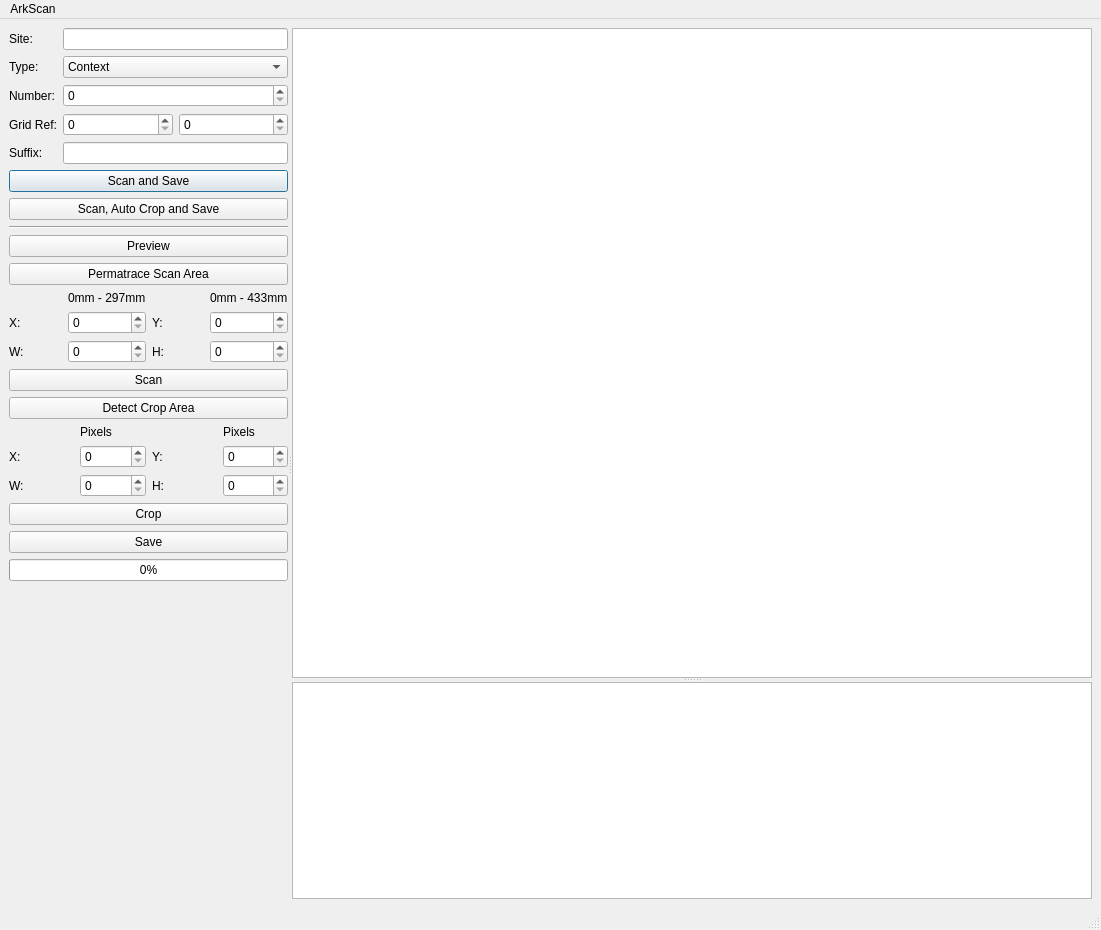
Above: ArkScanMainWindow.ui from lparchaeology/ArkScan before the change. Below: the same form after it.
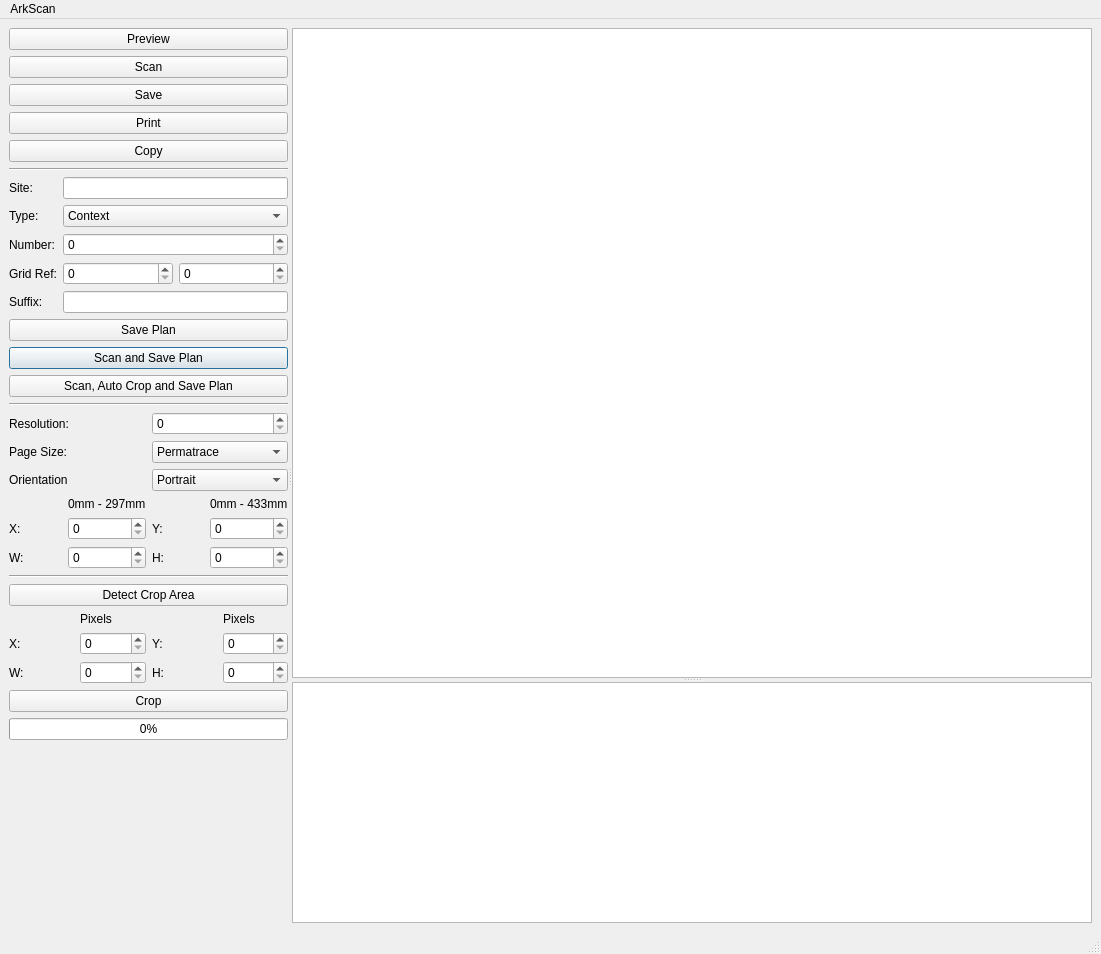
That is the form after the change. Custom widgets are drawn as their Qt base class.

Commit message: GUI changes to allow normal page scanning

Patch:
```diff
--- a/ArkScanMainWindow.ui
+++ b/ArkScanMainWindow.ui
@@ -7,7 +7,7 @@
     <x>0</x>
     <y>0</y>
     <width>1101</width>
-    <height>930</height>
+    <height>954</height>
    </rect>
   </property>
   <property name="windowTitle">
@@ -26,7 +26,49 @@
       <widget class="QWidget" name="layoutWidget">
        <layout class="QVBoxLayout" name="verticalLayout">
         <item>
-         <layout class="QFormLayout" name="formLayout">
+         <widget class="QPushButton" name="m_previewButton">
+          <property name="text">
+           <string>Preview</string>
+          </property>
+         </widget>
+        </item>
+        <item>
+         <widget class="QPushButton" name="m_scanButton">
+          <property name="text">
+           <string>Scan</string>
+          </property>
+         </widget>
+        </item>
+        <item>
+         <widget class="QPushButton" name="m_saveButton">
+          <property name="text">
+           <string>Save</string>
+          </property>
+         </widget>
+        </item>
+        <item>
+         <widget class="QPushButton" name="pushButton">
+          <property name="text">
+           <string>Print</string>
+          </property>
+         </widget>
+        </item>
+        <item>
+         <widget class="QPushButton" name="pushButton_2">
+          <property name="text">
+           <string>Copy</string>
+          </property>
+         </widget>
+        </item>
+        <item>
+         <widget class="Line" name="line_2">
+          <property name="orientation">
+           <enum>Qt::Horizontal</enum>
+          </property>
+         </widget>
+        </item>
+        <item>
+         <layout class="QGridLayout" name="gridLayout_3">
           <item row="0" column="0">
            <widget class="QLabel" name="m_siteLabel">
             <property name="text">
@@ -159,7 +201,14 @@
         <item>
          <widget class="QPushButton" name="m_scanSaveButton">
           <property name="text">
-           <string>Scan and Save</string>
+           <string>Save Plan</string>
+          </property>
+         </widget>
+        </item>
+        <item>
+         <widget class="QPushButton" name="m_scanSavePlanButton">
+          <property name="text">
+           <string>Scan and Save Plan</string>
           </property>
           <property name="default">
            <bool>true</bool>
@@ -169,7 +218,7 @@
         <item>
          <widget class="QPushButton" name="m_allButton">
           <property name="text">
-           <string>Scan, Auto Crop and Save</string>
+           <string>Scan, Auto Crop and Save Plan</string>
           </property>
          </widget>
         </item>
@@ -181,18 +230,70 @@
          </widget>
         </item>
         <item>
-         <widget class="QPushButton" name="m_previewButton">
-          <property name="text">
-           <string>Preview</string>
-          </property>
-         </widget>
-        </item>
-        <item>
-         <widget class="QPushButton" name="m_defaultScanAreaButton">
-          <property name="text">
-           <string>Permatrace Scan Area</string>
-          </property>
-         </widget>
+         <layout class="QGridLayout" name="gridLayout_2">
+          <item row="0" column="0">
+           <widget class="QLabel" name="m_resolutionLabel">
+            <property name="text">
+             <string>Resolution:</string>
+            </property>
+           </widget>
+          </item>
+          <item row="0" column="1">
+           <widget class="QSpinBox" name="m_resolutionSpin"/>
+          </item>
+          <item row="1" column="0">
+           <widget class="QLabel" name="m_pageSizeLabel">
+            <property name="text">
+             <string>Page Size:</string>
+            </property>
+           </widget>
+          </item>
+          <item row="1" column="1">
+           <widget class="QComboBox" name="m_pageSizeCombo">
+            <item>
+             <property name="text">
+              <string>Permatrace</string>
+             </property>
+            </item>
+            <item>
+             <property name="text">
+              <string>A3</string>
+             </property>
+            </item>
+            <item>
+             <property name="text">
+              <string>A4</string>
+             </property>
+            </item>
+            <item>
+             <property name="text">
+              <string>A5</string>
+             </property>
+            </item>
+           </widget>
+          </item>
+          <item row="2" column="0">
+           <widget class="QLabel" name="m_orientationLabel">
+            <property name="text">
+             <string>Orientation</string>
+            </property>
+           </widget>
+          </item>
+          <item row="2" column="1">
+           <widget class="QComboBox" name="m_orientationCombo">
+            <item>
+             <property name="text">
+              <string>Portrait</string>
+             </property>
+            </item>
+            <item>
+             <property name="text">
+              <string>Landscape</string>
+             </property>
+            </item>
+           </widget>
+          </item>
+         </layout>
         </item>
         <item>
          <layout class="QGridLayout" name="m_scanSizeLayout">
@@ -269,9 +370,9 @@
          </layout>
         </item>
         <item>
-         <widget class="QPushButton" name="m_scanButton">
-          <property name="text">
-           <string>Scan</string>
+         <widget class="Line" name="line_3">
+          <property name="orientation">
+           <enum>Qt::Horizontal</enum>
           </property>
          </widget>
         </item>
@@ -363,13 +464,6 @@
           </property>
          </widget>
         </item>
-        <item>
-         <widget class="QPushButton" name="m_saveButton">
-          <property name="text">
-           <string>Save</string>
-          </property>
-         </widget>
-        </item>
         <item>
          <widget class="QProgressBar" name="m_progressBar">
           <property name="value">
```
Left out of the diff: 12 changed lines with no effect on the pictures. The commit also changes 2 other files.
